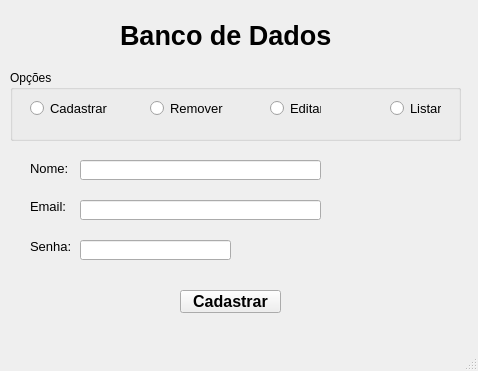
This is Desenvolvimento de Sistemas Senac/UC7- Aline - Marcos/Agenda/Tela Opcoes Agenda.ui in OtavioACCanola/Atividades-Senac as Qt 5 draws it before an edit. The edited form follows.
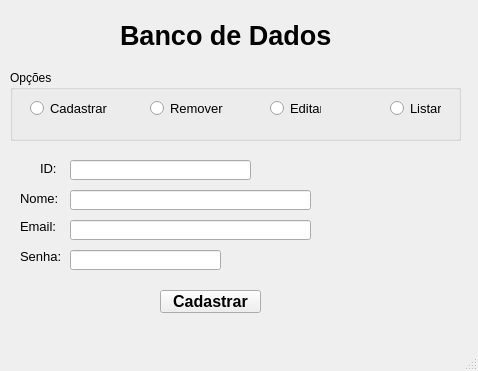
This is the edited form.

What changed in the file:
```diff
--- a/Desenvolvimento de Sistemas Senac/UC7- Aline - Marcos/Agenda/Tela Opcoes Agenda.ui
+++ b/Desenvolvimento de Sistemas Senac/UC7- Aline - Marcos/Agenda/Tela Opcoes Agenda.ui
@@ -122,8 +122,8 @@
    <widget class="QLabel" name="LblNome">
     <property name="geometry">
      <rect>
-      <x>30</x>
-      <y>160</y>
+      <x>20</x>
+      <y>190</y>
       <width>61</width>
       <height>16</height>
      </rect>
@@ -140,8 +140,8 @@
    <widget class="QLabel" name="LblEmail">
     <property name="geometry">
      <rect>
-      <x>30</x>
-      <y>200</y>
+      <x>20</x>
+      <y>220</y>
       <width>47</width>
       <height>13</height>
      </rect>
@@ -158,8 +158,8 @@
    <widget class="QLabel" name="LblSenha">
     <property name="geometry">
      <rect>
-      <x>30</x>
-      <y>240</y>
+      <x>20</x>
+      <y>250</y>
       <width>47</width>
       <height>13</height>
      </rect>
@@ -176,8 +176,8 @@
    <widget class="QLineEdit" name="TxtNome">
     <property name="geometry">
      <rect>
-      <x>80</x>
-      <y>160</y>
+      <x>70</x>
+      <y>190</y>
       <width>241</width>
       <height>20</height>
      </rect>
@@ -186,8 +186,8 @@
    <widget class="QLineEdit" name="TxtEmail">
     <property name="geometry">
      <rect>
-      <x>80</x>
-      <y>200</y>
+      <x>70</x>
+      <y>220</y>
       <width>241</width>
       <height>20</height>
      </rect>
@@ -196,8 +196,8 @@
    <widget class="QLineEdit" name="TxtSenha">
     <property name="geometry">
      <rect>
-      <x>80</x>
-      <y>240</y>
+      <x>70</x>
+      <y>250</y>
       <width>151</width>
       <height>20</height>
      </rect>
@@ -206,7 +206,7 @@
    <widget class="QPushButton" name="BtnCadastrar">
     <property name="geometry">
      <rect>
-      <x>180</x>
+      <x>160</x>
       <y>290</y>
       <width>101</width>
       <height>23</height>
@@ -215,7 +215,6 @@
     <property name="font">
      <font>
       <pointsize>12</pointsize>
-      <weight>75</weight>
       <bold>true</bold>
      </font>
     </property>
@@ -223,6 +222,34 @@
      <string>Cadastrar</string>
     </property>
    </widget>
+   <widget class="QLineEdit" name="TxtNome_2">
+    <property name="geometry">
+     <rect>
+      <x>70</x>
+      <y>160</y>
+      <width>181</width>
+      <height>20</height>
+     </rect>
+    </property>
+   </widget>
+   <widget class="QLabel" name="LblNome_2">
+    <property name="geometry">
+     <rect>
+      <x>40</x>
+      <y>160</y>
+      <width>21</width>
+      <height>16</height>
+     </rect>
+    </property>
+    <property name="font">
+     <font>
+      <pointsize>10</pointsize>
+     </font>
+    </property>
+    <property name="text">
+     <string>ID:</string>
+    </property>
+   </widget>
   </widget>
   <widget class="QMenuBar" name="menubar">
    <property name="geometry">
```
Left out of the diff: 3 changed lines with no effect on the pictures.
